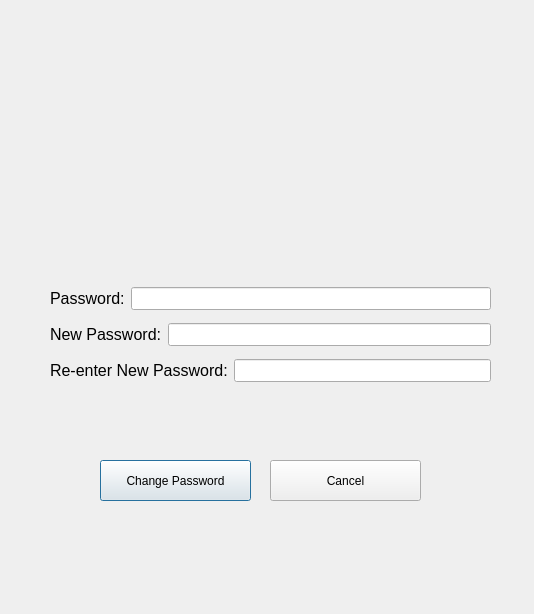
The window that adminaccountsettings.ui (CallmeTeddyBear/Canteen-Management-System) describes before a commit, drawn with Qt 5.
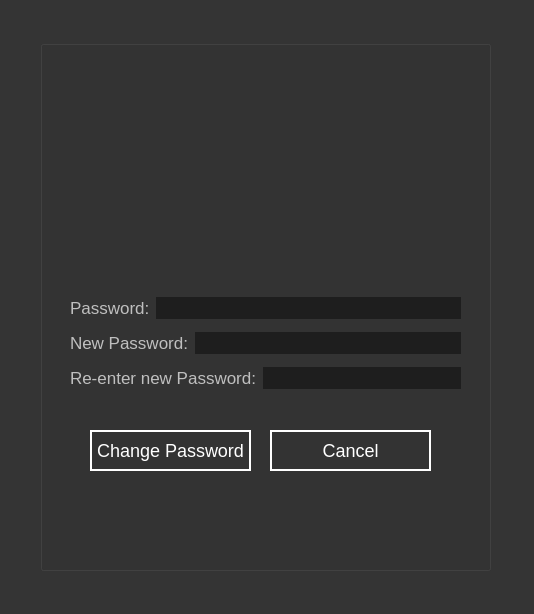
The same window after the commit. Icons and pictures are not drawn.

Diff of the .ui file:
```diff
--- a/adminaccountsettings.ui
+++ b/adminaccountsettings.ui
@@ -13,11 +13,85 @@
   <property name="windowTitle">
    <string>Account Settings</string>
   </property>
+  <property name="styleSheet">
+   <string notr="true">QDialog
+{
+	background-color: rgb(52, 52, 52);
+}
+QGroupBox
+{
+	color: rgb(191, 191, 191);
+	font-size: 18px;
+}
+QLabel
+{
+	color: rgb(191, 191, 191);
+	font-size: 17px;
+}
+QLineEdit
+{	
+	color: rgb(255, 255, 255);
+	border-style: solid;
+	background-color: rgb(30, 30, 30);
+	font-size: 17px;
+}
+QPushButton
+{
+	color: rgb(255, 255, 255);
+	border-style: solid;
+	border-width: 2px;
+	border-color: rgb(255, 255, 255);
+	font-size: 18px;
+}
+QPushButton:hover
+{
+	background-color: rgb(255, 255, 255);
+	color: rgb(52, 52, 52);
+}</string>
+  </property>
+  <widget class="QGroupBox" name="groupBox">
+   <property name="geometry">
+    <rect>
+     <x>40</x>
+     <y>40</y>
+     <width>451</width>
+     <height>531</height>
+    </rect>
+   </property>
+   <property name="title">
+    <string/>
+   </property>
+   <widget class="QPushButton" name="pushButton_cancel">
+    <property name="geometry">
+     <rect>
+      <x>230</x>
+      <y>390</y>
+      <width>161</width>
+      <height>41</height>
+     </rect>
+    </property>
+    <property name="text">
+     <string>Cancel</string>
+    </property>
+   </widget>
+   <widget class="QPushButton" name="pushButton_changePassword">
+    <property name="geometry">
+     <rect>
+      <x>50</x>
+      <y>390</y>
+      <width>161</width>
+      <height>41</height>
+     </rect>
+    </property>
+    <property name="text">
+     <string>Change Password</string>
+    </property>
+   </widget>
   <widget class="QWidget" name="widget" native="true">
    <property name="geometry">
     <rect>
-     <x>160</x>
-     <y>60</y>
+      <x>120</x>
+      <y>20</y>
      <width>201</width>
      <height>191</height>
     </rect>
@@ -26,38 +100,12 @@
     <string notr="true">border-image: url(:/KU_logo.png);</string>
    </property>
   </widget>
-  <widget class="QPushButton" name="pushButton">
+   <widget class="QWidget" name="layoutWidget">
    <property name="geometry">
     <rect>
-     <x>100</x>
-     <y>460</y>
-     <width>151</width>
-     <height>41</height>
-    </rect>
-   </property>
-   <property name="text">
-    <string>Change Password</string>
-   </property>
-  </widget>
-  <widget class="QPushButton" name="pushButton_2">
-   <property name="geometry">
-    <rect>
-     <x>270</x>
-     <y>460</y>
-     <width>151</width>
-     <height>41</height>
-    </rect>
-   </property>
-   <property name="text">
-    <string>Cancel</string>
-   </property>
-  </widget>
-  <widget class="QWidget" name="">
-   <property name="geometry">
-    <rect>
-     <x>50</x>
-     <y>280</y>
-     <width>441</width>
+      <x>30</x>
+      <y>250</y>
+      <width>391</width>
      <height>109</height>
     </rect>
    </property>
@@ -68,7 +116,7 @@
        <widget class="QLabel" name="label_password">
         <property name="font">
          <font>
-          <pointsize>12</pointsize>
+           <pointsize>-1</pointsize>
          </font>
         </property>
         <property name="text">
@@ -80,7 +128,7 @@
        <widget class="QLineEdit" name="lineEdit_password">
         <property name="font">
          <font>
-          <pointsize>10</pointsize>
+           <pointsize>-1</pointsize>
          </font>
         </property>
         <property name="echoMode">
@@ -96,7 +144,7 @@
        <widget class="QLabel" name="label_newPassword">
         <property name="font">
          <font>
-          <pointsize>12</pointsize>
+           <pointsize>-1</pointsize>
          </font>
         </property>
         <property name="text">
@@ -108,7 +156,7 @@
        <widget class="QLineEdit" name="lineEdit_newPassword">
         <property name="font">
          <font>
-          <pointsize>10</pointsize>
+           <pointsize>-1</pointsize>
          </font>
         </property>
         <property name="echoMode">
@@ -124,11 +172,11 @@
        <widget class="QLabel" name="label_newPassword2">
         <property name="font">
          <font>
-          <pointsize>12</pointsize>
+           <pointsize>-1</pointsize>
          </font>
         </property>
         <property name="text">
-         <string>Re-enter New Password:</string>
+          <string>Re-enter new Password:</string>
         </property>
        </widget>
       </item>
@@ -136,7 +184,7 @@
        <widget class="QLineEdit" name="lineEdit_newPassword2">
         <property name="font">
          <font>
-          <pointsize>10</pointsize>
+           <pointsize>-1</pointsize>
          </font>
         </property>
         <property name="echoMode">
@@ -147,6 +195,7 @@
      </layout>
     </item>
    </layout>
+   </widget>
   </widget>
  </widget>
  <resources/>
```
Lines whose indentation alone changed are shown as unchanged.
